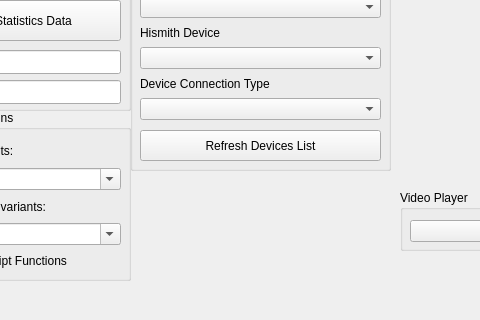
Above: mainwindow.ui from samsmit362/HismithControl before the change; both pictures show x 340 to 820 and y 189 to 509 of the 1079 by 509 pixel window. Below: the same form after it.
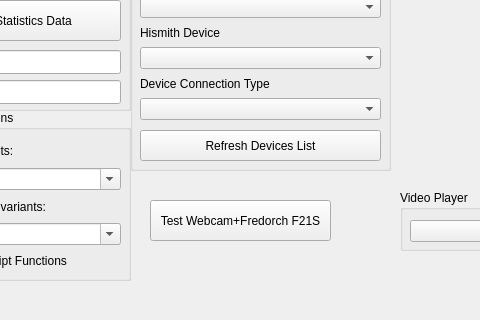
That is the form after the change.

Commit message: Added support for "Direct Bluetooth LE (WinRT)" Fredorch F21S connection type

Diff of the .ui file:
```diff
--- a/mainwindow.ui
+++ b/mainwindow.ui
@@ -481,6 +481,19 @@
      </property>
     </widget>
    </widget>
+   <widget class="QPushButton" name="testButtonFredorchF21S">
+    <property name="geometry">
+     <rect>
+      <x>490</x>
+      <y>370</y>
+      <width>181</width>
+      <height>41</height>
+     </rect>
+    </property>
+    <property name="text">
+     <string>Test Webcam+Fredorch F21S</string>
+    </property>
+   </widget>
   </widget>
   <widget class="QMenuBar" name="menubar">
    <property name="geometry">
```
The commit also changes 8 other files.
